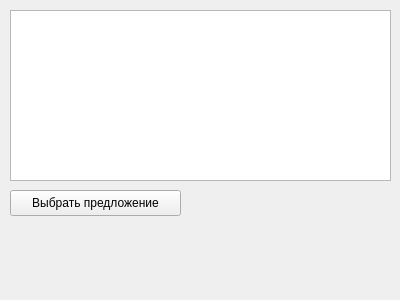
First picture: the form in uis/text_edit.ui, repository Holodome/ling, before the edit.
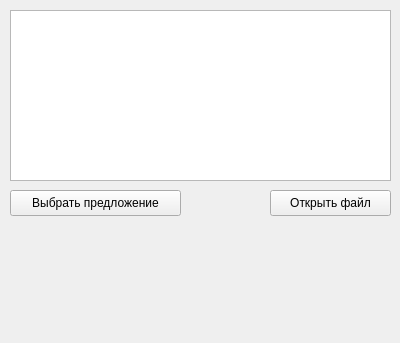
Second picture: the form after the edit.

The edit to the form file:
```diff
--- a/uis/text_edit.ui
+++ b/uis/text_edit.ui
@@ -7,7 +7,7 @@
     <x>0</x>
     <y>0</y>
     <width>400</width>
-    <height>300</height>
+    <height>343</height>
    </rect>
   </property>
   <property name="windowTitle">
@@ -36,6 +36,19 @@
     <string>Выбрать предложение</string>
    </property>
   </widget>
+  <widget class="QPushButton" name="open_file_btn">
+   <property name="geometry">
+    <rect>
+     <x>270</x>
+     <y>190</y>
+     <width>121</width>
+     <height>26</height>
+    </rect>
+   </property>
+   <property name="text">
+    <string>Открыть файл</string>
+   </property>
+  </widget>
  </widget>
  <resources/>
  <connections/>
```
